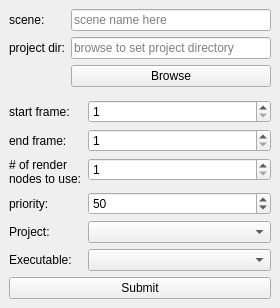
Before: the Qt Designer form Ui_submitter.ui in CogswellProjectHydra/githubHydraRepo, drawn with Qt 5.
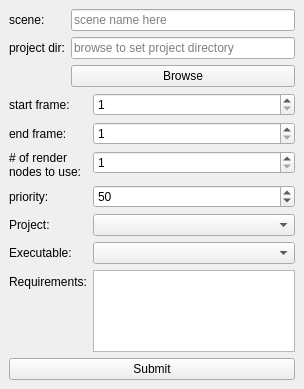
After: the same form once the commit is applied.

Commit message: release candidate for vray support

```diff
--- a/Ui_submitter.ui
+++ b/Ui_submitter.ui
@@ -6,8 +6,8 @@
    <rect>
     <x>0</x>
     <y>0</y>
-    <width>280</width>
-    <height>308</height>
+    <width>304</width>
+    <height>389</height>
    </rect>
   </property>
   <property name="windowTitle">
@@ -155,6 +155,9 @@
       </item>
       <item row="3" column="1">
        <widget class="QSpinBox" name="prioritySpinBox">
+        <property name="minimum">
+         <number>-100</number>
+        </property>
         <property name="maximum">
          <number>99999</number>
         </property>
@@ -193,6 +196,16 @@
       <item row="5" column="1">
        <widget class="QComboBox" name="executableComboBox"/>
       </item>
+      <item row="6" column="1">
+       <widget class="QListWidget" name="requirementsListWidget"/>
+      </item>
+      <item row="6" column="0">
+       <widget class="QLabel" name="label_2">
+        <property name="text">
+         <string>Requirements:</string>
+        </property>
+       </widget>
+      </item>
      </layout>
     </item>
     <item>
```
The commit also changes 2 other files.
